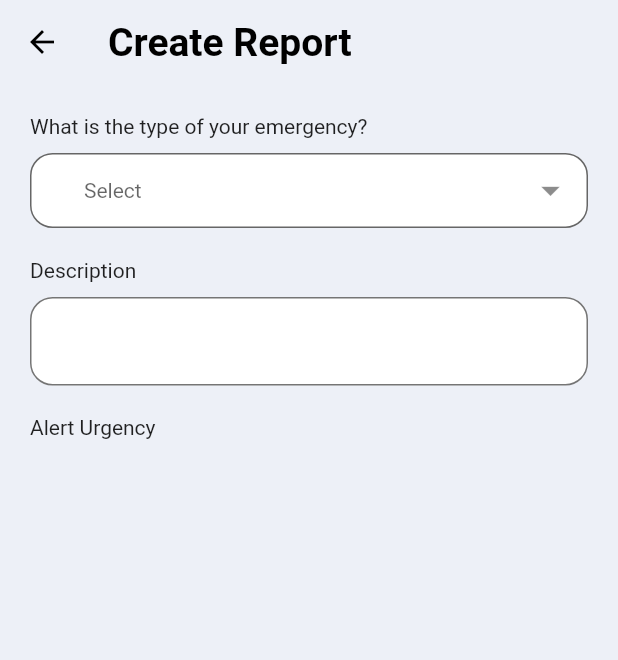
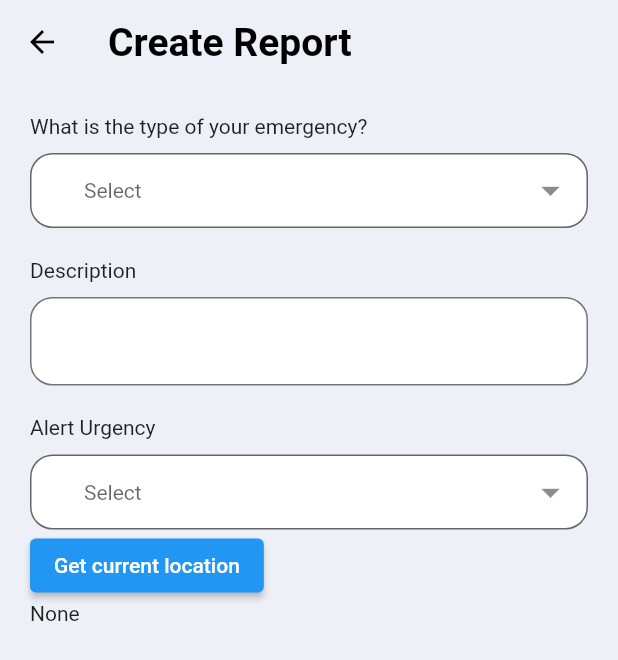
Before and after one commit to antz22/Alertra, a Flutter app: the CreateReport screen opened directly, on a phone screen of 412 x 824 dp. Shown: the top 660 px of the screen. Run offline on Flutter 3.47's test engine with Material 2 defaults, Android fonts, the phone set to English and light mode, and no system bars; our stand-ins replace buttons_tabbar, dropdown_button2, flutter_secure_storage, flutter_svg, geolocator, shared_preferences; missing offline and left inert: geocode; accounts and stored records are empty.

Commit message:
Add location to create report page

```diff
--- a/flutter_alertra/lib/screens/main/feed/create_report.dart
+++ b/flutter_alertra/lib/screens/main/feed/create_report.dart
@@ -1,21 +1,37 @@
 import 'package:flutter/material.dart';
 import 'package:dropdown_button2/dropdown_button2.dart';
+import 'package:geolocator/geolocator.dart';
+import 'package:geocode/geocode.dart';
 
-class CreateReport extends StatelessWidget {
-  CreateReport({Key? key, this.selectedEmergencyType}) : super(key: key);
+class CreateReport extends StatefulWidget {
+  CreateReport({
+    Key? key,
+  }) : super(key: key);
 
+  @override
+  State<CreateReport> createState() => _CreateReportState();
+}
+
+class _CreateReportState extends State<CreateReport> {
   final List<String> emergencyTypeItems = [
     'Suspicious Individual',
     'Harassment',
     'Bullying',
     'Substance Abuse',
-    'Animal Sighting'
+    'Animal Sighting',
     'Violence',
-    'Bad Weather'
+    'Bad Weather',
     'Accident',
     'Missing Person',
   ];
 
+  final List<String> alertEmergencyItems = [
+    'Low',
+    'Medium',
+    'High',
+  ];
+
+  String? _address;
   String? selectedEmergencyType;
   String? selectedUrgencyType;
 
@@ -45,9 +61,7 @@ class CreateReport extends StatelessWidget {
           children: [
             const Text('What is the type of your emergency?'),
             const SizedBox(height: 10),
-            Container(
-              // margin: const EdgeInsets.only(right: 20),
-              child: DropdownButtonFormField2(
+            DropdownButtonFormField2(
               decoration: InputDecoration(
                 isDense: true,
                 contentPadding: EdgeInsets.zero,
@@ -95,7 +109,6 @@ class CreateReport extends StatelessWidget {
                 selectedEmergencyType = value.toString();
               },
             ),
-            ),
             const SizedBox(height: 20),
             const Text('Description'),
             const SizedBox(height: 10),
@@ -126,7 +139,86 @@ class CreateReport extends StatelessWidget {
             const SizedBox(height: 20),
             const Text('Alert Urgency'),
             const SizedBox(height: 10),
+            DropdownButtonFormField2(
+              decoration: InputDecoration(
+                isDense: true,
+                contentPadding: EdgeInsets.zero,
+                border: OutlineInputBorder(
+                  borderRadius: BorderRadius.circular(15),
+                ),
+                filled: true,
+                fillColor: Colors.white,
+              ),
+              isExpanded: true,
+              hint: const Text(
+                'Select',
+                style: TextStyle(fontSize: 14),
+              ),
+              icon: const Icon(
+                Icons.arrow_drop_down,
+                color: Colors.black45,
+              ),
+              iconSize: 30,
+              buttonHeight: 50,
+              buttonPadding: const EdgeInsets.only(left: 20, right: 10),
+              dropdownDecoration: BoxDecoration(
+                borderRadius: BorderRadius.circular(15),
+              ),
+              items: alertEmergencyItems
+                  .map(
+                    (item) => DropdownMenuItem<String>(
+                      value: item,
+                      child: Text(
+                        item,
+                        style: const TextStyle(
+                          fontSize: 14,
+                        ),
+                      ),
+                    ),
+                  )
+                  .toList(),
+              validator: (value) {
+                if (value == null) {
+                  return 'Please select the emergency level.';
+                }
+              },
+              onChanged: (value) {
+                //Do something when changing the item if you want.
+              },
+              onSaved: (value) {
+                setState(() {
+                  selectedUrgencyType = value.toString();
+                });
+              },
+            ),
+            ElevatedButton(
+              onPressed: () async {
+                LocationPermission permission;
+                permission = await Geolocator.requestPermission();
 
+                Position position = await Geolocator.getCurrentPosition(
+                  desiredAccuracy: LocationAccuracy.high,
+                );
+
+                // var altitude = position.altitude;
+                // var floor = position.floor;
+                // var latitude = position.latitude;
+                // var longitude = position.longitude;
+
+                GeoCode geoCode = GeoCode();
+                var address = await geoCode.reverseGeocoding(
+                    latitude: position.latitude, longitude: position.longitude);
+
+                var fullAddress =
+                    '${address.streetNumber} ${address.streetAddress}, ${address.city}, ${address.region}, ${address.postal}';
+
+                setState(() {
+                  _address = fullAddress;
+                });
+              },
+              child: const Text('Get current location'),
+            ),
+            Text(_address != null ? _address! : "None"),
           ],
         ),
       ),
--- a/flutter_alertra/pubspec.yaml
+++ b/flutter_alertra/pubspec.yaml
@@ -26,6 +26,8 @@ dependencies:
   url_launcher: ^6.0.9
   buttons_tabbar: ^1.3.6
   dropdown_button2: ^1.7.2
+  geolocator: ^9.0.1
+  geocode: ^1.0.2
 
 dev_dependencies:
   flutter_test:
```
Also changed, not shown: flutter_alertra/pubspec.lock, 2 other files. Lines whose indentation alone changed are shown as unchanged.
